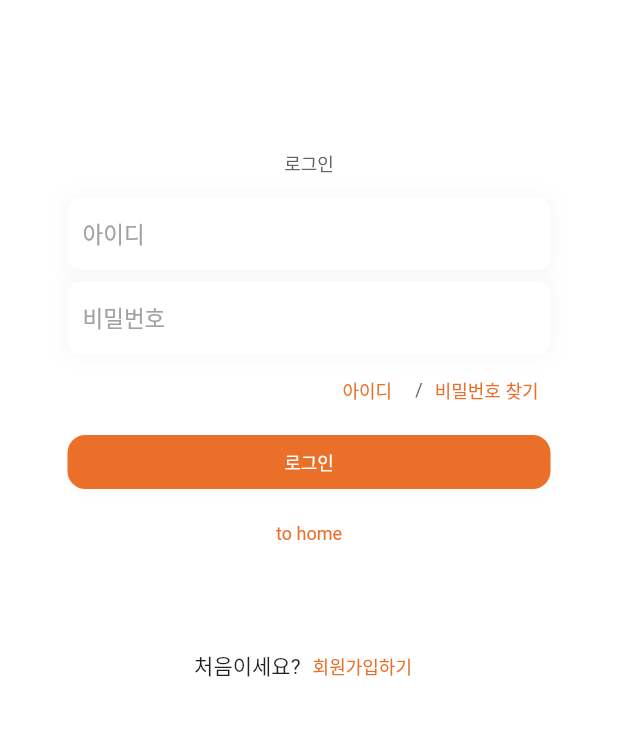
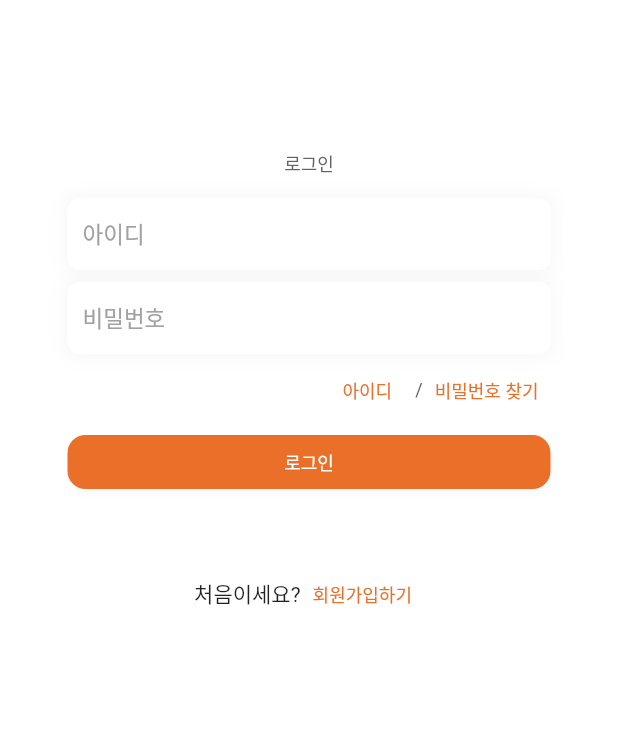
Before and after one commit to NORITHON/fambridge, a Flutter app: the screen it shows after launch, on a phone screen of 412 x 824 dp, the part 375-1111 px from its top. Run offline on Flutter 3.47's test engine with Material 2 defaults, Android fonts, the phone set to English and light mode, and no system bars; our stand-ins replace cloud_firestore, firebase_auth, firebase_core, flutter_svg, get, glass and 2 more; missing offline and left inert: wrapped_korean_text; accounts and stored records are empty; Roboto replaces fonts that are missing (GmarketSans); project files that could hold a hidden picture were left out.

Commit message:
add comment

```diff
--- a/lib/presentation/pages/home/answer_question_view.dart
+++ b/lib/presentation/pages/home/answer_question_view.dart
@@ -12,8 +12,6 @@ import 'package:get/get.dart';
 
 import '../../../app/app.dart';
 import '../../component/group_stream_builder.dart';
-import '../../component/widgets/answer_button.dart';
-import '../../component/widgets/home_question_sheet.dart';
 import '../../resources/assets_manager.dart';
 import '../../resources/getx_routes_manager.dart';
 import '../../component/widgets/blurred_answer_list.dart';
--- a/lib/presentation/pages/home/home_view.dart
+++ b/lib/presentation/pages/home/home_view.dart
@@ -4,7 +4,6 @@ import 'dart:developer';
 
 import 'package:fambridge/app/app.dart';
 import 'package:fambridge/model/group.dart';
-import 'package:fambridge/presentation/component/bar/bottom_nav.dart';
 import 'package:fambridge/presentation/component/widgets/answer_button.dart';
 import 'package:fambridge/presentation/component/widgets/buttom_sheet_background.dart';
 import 'package:fambridge/presentation/component/widgets/growing_tree.dart';
@@ -32,11 +31,8 @@ class HomeView extends StatefulWidget {
 }
 
 class _HomeViewState extends State<HomeView> {
-  int _selectedIndex = 0;
   void _onItemTapped(int index) {
-    setState(() {
-      _selectedIndex = index;
-    });
+    setState(() {});
   }
 
   @override
--- a/lib/presentation/pages/login/login_view.dart
+++ b/lib/presentation/pages/login/login_view.dart
@@ -128,12 +128,12 @@ class _LoginFormState extends State<LoginForm> {
                   return;
                 }
                 if (!MyApp.appState[authStateFieldName]![hasGroupFieldName]) {
-                  // auth 그룹이름이 없는 경우
+                  // auth 그룹이름이 없는 경우 -> 가족코드 입력 / 발급하러 가기
                   Get.back();
                   log(MyApp.unsyncronizedAuthUser!.id);
                   Get.toNamed(Routes.inputFamilyCodeRoute);
                 } else {
-                  // auth 그룹이름이 이미 있는 경우
+                  // auth 그룹이름이 이미 있는 경우 -> 홈으로 가기
                   MyApp.appState[groupStateFieldName]![groupFieldName] =
                       GroupService.firebase().getGroup(
                           groupId: MyApp.unsyncronizedAuthUser!.groupId!);
@@ -144,10 +144,6 @@ class _LoginFormState extends State<LoginForm> {
                 AppStrings.login,
               ),
             ),
-          ),
-          TextButton(
-            onPressed: () => Get.toNamed(Routes.buildPages),
-            child: const Text("to home"),
           ),
           const SizedBox(height: AppPadding.p40),
           Row(
--- a/lib/service/auth/firebase_auth_provider.dart
+++ b/lib/service/auth/firebase_auth_provider.dart
@@ -160,9 +160,7 @@ class FirebaseAuthProvider implements AuthProvider {
   @override
   Future<AuthUser> logIn() async {
     try {
-      print("-------------error in login11----------------");
       await signInWithGoogle();
-      print("-------------error in login22----------------");
       final AuthUser? user = await currentUser;
       if (user != null) {
         return user;
```
Also changed, not shown: lib/presentation/pages/familyCode/input_family_code_view.dart (+18 -6 lines), lib/service/crud/firebase_provider.dart (+28 -18 lines), lib/service/crud/group_service.dart (+18 -7 lines), pubspec.lock, 3 other files.
